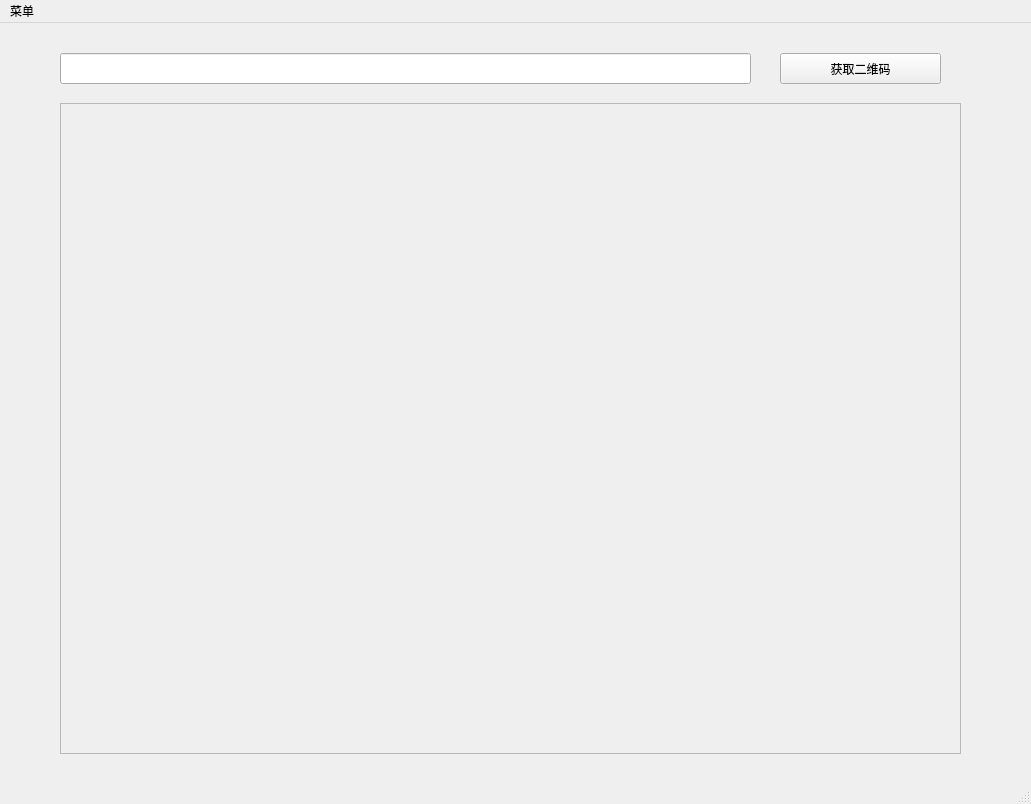
Before: the Qt Designer form mainwindow.ui in vst212/pk10, drawn with Qt 5.
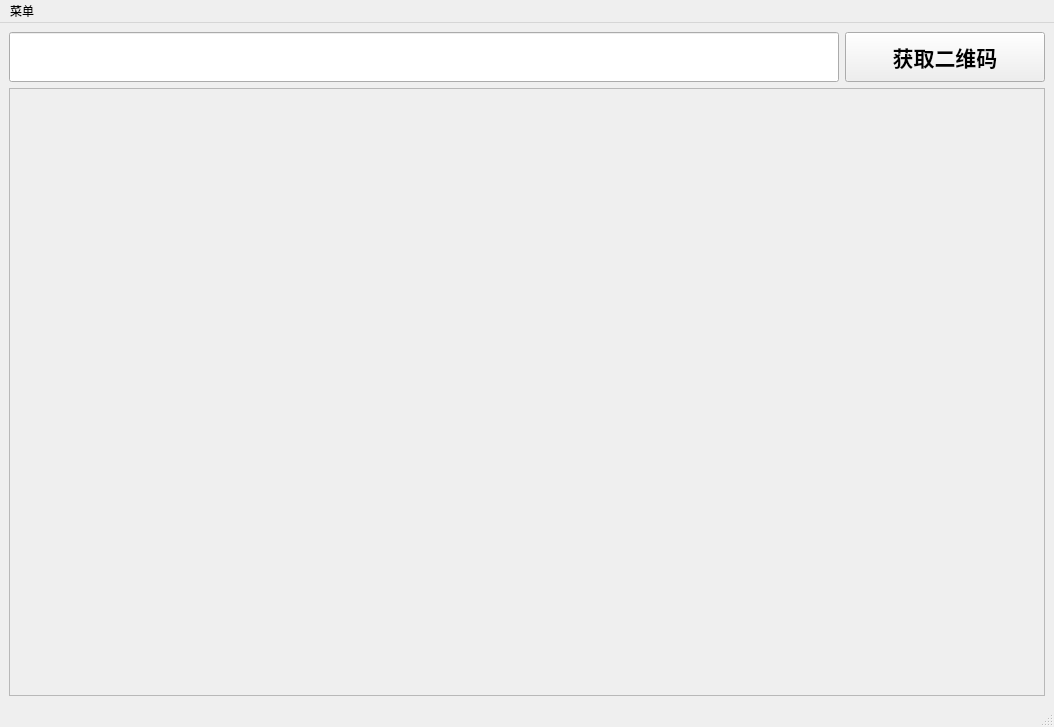
After: the same form once the commit is applied.

```diff
--- a/mainwindow.ui
+++ b/mainwindow.ui
@@ -6,32 +6,46 @@
    <rect>
     <x>0</x>
     <y>0</y>
-    <width>1031</width>
-    <height>804</height>
+    <width>1054</width>
+    <height>727</height>
    </rect>
   </property>
   <property name="windowTitle">
    <string>MainWindow</string>
   </property>
+  <property name="autoFillBackground">
+   <bool>false</bool>
+  </property>
   <widget class="QWidget" name="centralwidget">
+   <layout class="QGridLayout" name="gridLayout_2">
+    <item row="0" column="0">
    <widget class="QLineEdit" name="lineEdit">
-    <property name="geometry">
-     <rect>
-      <x>60</x>
-      <y>30</y>
-      <width>691</width>
-      <height>31</height>
-     </rect>
-    </property>
-   </widget>
+      <property name="minimumSize">
+       <size>
+        <width>0</width>
+        <height>50</height>
+       </size>
+      </property>
+     </widget>
+    </item>
+    <item row="0" column="1">
    <widget class="QPushButton" name="pushButton">
-    <property name="geometry">
-     <rect>
-      <x>780</x>
-      <y>30</y>
-      <width>161</width>
-      <height>31</height>
-     </rect>
+      <property name="minimumSize">
+       <size>
+        <width>200</width>
+        <height>50</height>
+       </size>
+      </property>
+      <property name="font">
+       <font>
+        <pointsize>16</pointsize>
+        <weight>75</weight>
+        <italic>false</italic>
+        <bold>true</bold>
+        <underline>false</underline>
+        <strikeout>false</strikeout>
+        <stylestrategy>PreferAntialias</stylestrategy>
+       </font>
     </property>
     <property name="toolTip">
      <string>输入公众号链接点击获取</string>
@@ -39,16 +53,16 @@
     <property name="text">
      <string>获取二维码</string>
     </property>
-   </widget>
+      <property name="iconSize">
+       <size>
+        <width>32</width>
+        <height>32</height>
+       </size>
+      </property>
+     </widget>
+    </item>
+    <item row="1" column="0" colspan="2">
    <widget class="QScrollArea" name="scrollArea">
-    <property name="geometry">
-     <rect>
-      <x>60</x>
-      <y>80</y>
-      <width>901</width>
-      <height>651</height>
-     </rect>
-    </property>
     <property name="widgetResizable">
      <bool>true</bool>
     </property>
@@ -57,19 +71,32 @@
       <rect>
        <x>0</x>
        <y>0</y>
-       <width>899</width>
-       <height>649</height>
-      </rect>
-     </property>
-    </widget>
-   </widget>
+         <width>1034</width>
+         <height>606</height>
+        </rect>
+       </property>
+       <widget class="QWidget" name="gridLayoutWidget">
+        <property name="geometry">
+         <rect>
+          <x>0</x>
+          <y>0</y>
+          <width>1031</width>
+          <height>601</height>
+         </rect>
+        </property>
+        <layout class="QGridLayout" name="gridLayout"/>
+       </widget>
+      </widget>
+     </widget>
+    </item>
+   </layout>
   </widget>
   <widget class="QMenuBar" name="menubar">
    <property name="geometry">
     <rect>
      <x>0</x>
      <y>0</y>
-     <width>1031</width>
+     <width>1054</width>
      <height>23</height>
     </rect>
    </property>
```
Left out of the diff: 4 changed lines with no effect on the pictures. Lines whose indentation alone changed are shown as unchanged.
